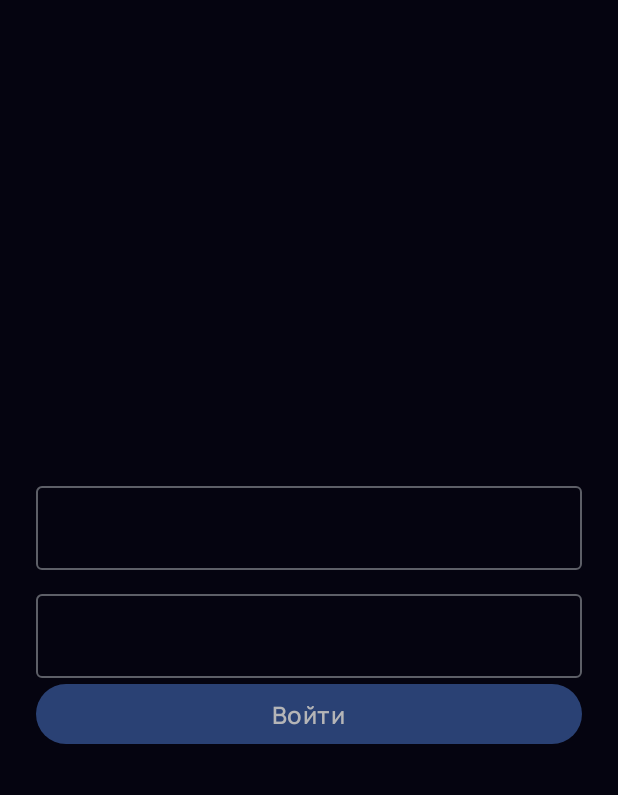
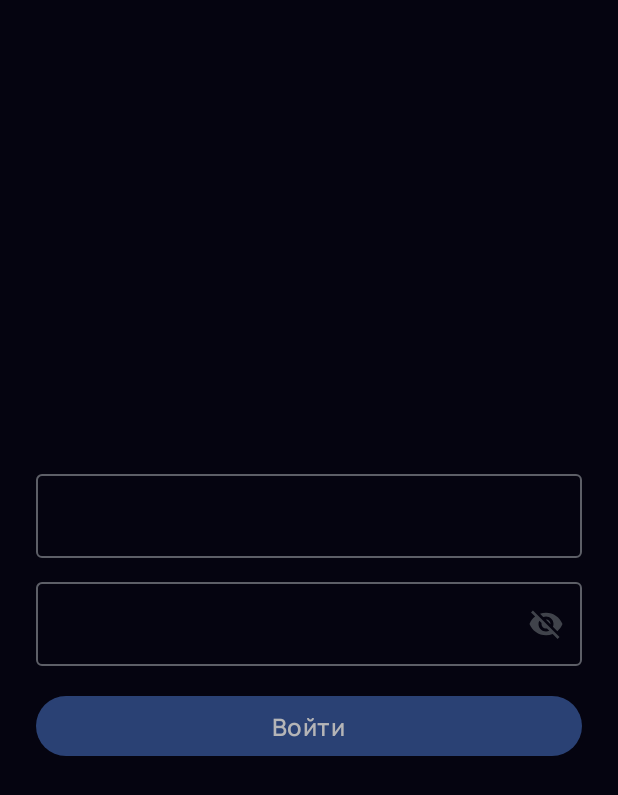
Before and after one commit to kamikadzezi/the-magic-alignment, an Android app built with Jetpack Compose: the screen it shows after launch (MainActivity), after a tap on "Войти", on a phone screen of 412 x 824 dp. Shown: the top 795 px of the screen. Run offline under Robolectric (Android 15) with nearby library versions, the phone set to English and light mode, and no system bars; Roboto replaces fonts that are not available here.

Commit message:
create MVVM LoginPage

```diff
--- a/app/src/main/java/com/example/themagicalignment/view/LoginPage.kt
+++ b/app/src/main/java/com/example/themagicalignment/view/LoginPage.kt
@@ -1,6 +1,5 @@
 package com.example.themagicalignment.view
 
-import android.content.Context
 import android.widget.Toast
 import androidx.compose.foundation.background
 import androidx.compose.foundation.layout.Arrangement
@@ -10,58 +9,90 @@
 import androidx.compose.foundation.layout.fillMaxWidth
 import androidx.compose.foundation.layout.height
 import androidx.compose.foundation.layout.padding
-import androidx.compose.foundation.layout.size
 import androidx.compose.material3.Button
+import androidx.compose.material3.Icon
+import androidx.compose.material3.IconButton
 import androidx.compose.material3.OutlinedTextField
+import androidx.compose.material3.Scaffold
+import androidx.compose.material3.SnackbarHost
+import androidx.compose.material3.SnackbarHostState
 import androidx.compose.material3.Text
 import androidx.compose.runtime.Composable
-import androidx.compose.runtime.livedata.observeAsState
-import androidx.compose.runtime.mutableStateOf
 import androidx.compose.runtime.remember
+import androidx.compose.runtime.rememberCoroutineScope
 import androidx.compose.ui.Alignment
 import androidx.compose.ui.Modifier
-import androidx.compose.ui.platform.LocalDensity
+import androidx.compose.ui.platform.LocalContext
+import androidx.compose.ui.platform.LocalFocusManager
+import androidx.compose.ui.res.painterResource
+import androidx.compose.ui.text.input.PasswordVisualTransformation
+import androidx.compose.ui.text.input.VisualTransformation
 import androidx.compose.ui.tooling.preview.Preview
 import androidx.compose.ui.unit.dp
+import com.example.themagicalignment.R
 import com.example.themagicalignment.ui.theme.BackgroundBlack
 import com.example.themagicalignment.viewmodel.LoginViewModel
-import kotlinx.coroutines.flow.internal.NoOpContinuation.context
-import kotlin.coroutines.jvm.internal.CompletedContinuation.context
-import kotlin.math.log
+import kotlinx.coroutines.launch
 
 
 @Composable
 fun LoginPage(modifier: Modifier = Modifier, viewModel: LoginViewModel) {
+    val context = LocalContext.current
+    val snackbarHostState = remember { SnackbarHostState() }
+    val scope = rememberCoroutineScope()
+    val focusManager = LocalFocusManager.current
+    Scaffold(snackbarHost = { SnackbarHost(snackbarHostState) }) {
         Column(
             modifier = modifier
                 .fillMaxSize()
                 .background(color = BackgroundBlack)
-                .padding(horizontal = 24.dp),
+                .padding(horizontal = 24.dp)
+                .padding(it),
             horizontalAlignment = Alignment.CenterHorizontally,
             verticalArrangement = Arrangement.Center
         ) {
 
         OutlinedTextField(value = viewModel.login.value , onValueChange = viewModel::onLoginUpdate,Modifier.fillMaxWidth())
         Spacer(Modifier.height(16.dp))
-        OutlinedTextField(value = viewModel.password.value , onValueChange = viewModel::onPasswordUpdate,Modifier.fillMaxWidth())
+            OutlinedTextField(
+                value = viewModel.password.value,
+                onValueChange = viewModel::onPasswordUpdate,
+                Modifier.fillMaxWidth(),
+                visualTransformation = if (viewModel.passwordVisible.value) VisualTransformation.None else PasswordVisualTransformation(),
+                trailingIcon = {
+                    val image = if (viewModel.passwordVisible.value) {
+                        painterResource(R.drawable.baseline_visibility_24)
+                    } else {
+                        painterResource(R.drawable.baseline_visibility_off_24)
+                    }
+                    IconButton(onClick = { viewModel.onPasswordVisibleUpdate() }) {
+                        Icon(painter = image, "")
+                    }
+                })
+            Spacer(Modifier.height(16.dp))
         Button(onClick = {
-        if (viewModel::userDataVerification.isFinal){
-
-        }    else {
+            if (viewModel.login.value.isNotBlank() && viewModel.password.value.isNotBlank()) {
+                focusManager.clearFocus()
+                if (viewModel.userDataVerification()) {
+                    scope.launch {
+                        snackbarHostState.showSnackbar("Ok", actionLabel = "ok")
+                    }
+                } else {
+                    scope.launch {
+                        snackbarHostState.showSnackbar("Не ок", actionLabel = "ok")
+                    }
+                }
+            } else {
             Toast.makeText(
-                get,
+                context,
                 "Пожалуйста введите логин и пароль",
                 Toast.LENGTH_SHORT
             ).show()
             }
-
         },Modifier.fillMaxWidth()) {Text(text = "Войти")}
-
-
         }
-
-
     }
+}
 
 
 @Preview(showBackground = true)
--- a/app/src/main/java/com/example/themagicalignment/viewmodel/LoginViewModel.kt
+++ b/app/src/main/java/com/example/themagicalignment/viewmodel/LoginViewModel.kt
@@ -1,7 +1,11 @@
 package com.example.themagicalignment.viewmodel
 
+import androidx.compose.material3.SnackbarDuration
+import androidx.compose.material3.SnackbarResult
 import androidx.compose.runtime.State
+import androidx.compose.runtime.getValue
 import androidx.compose.runtime.mutableStateOf
+import androidx.compose.runtime.saveable.rememberSaveable
 import androidx.lifecycle.LiveData
 import androidx.lifecycle.MutableLiveData
 import androidx.lifecycle.ViewModel
@@ -16,15 +20,19 @@
     val login : State<String> = _login
     private val _password = mutableStateOf("")
     val password : State<String> = _password
+    private val _passwordVisible = mutableStateOf(false)
+    val passwordVisible : State<Boolean> = _passwordVisible
     fun onLoginUpdate(value:String) {
         _login.value = value
     }
     fun onPasswordUpdate(value: String){
         _password.value = value
     }
+    fun onPasswordVisibleUpdate(){
+        _passwordVisible.value = !_passwordVisible.value
+    }
     fun userDataVerification(): Boolean{
-         return userRepository.fetchUserData().login==_login.value && userRepository.fetchUserData().password==_password.value
-
+         return userRepository.fetchUserData().login==_login.value.trim() && userRepository.fetchUserData().password==_password.value.trim()
     }
 
 }
--- /dev/null
+++ b/app/src/main/res/drawable/baseline_visibility_24.xml
@@ -0,0 +1,5 @@
+<vector xmlns:android="http://schemas.android.com/apk/res/android" android:height="24dp" android:tint="#999999" android:viewportHeight="24" android:viewportWidth="24" android:width="24dp">
+
+    <path android:fillColor="@android:color/white" android:pathData="M12,4.5C7,4.5 2.73,7.61 1,12c1.73,4.39 6,7.5 11,7.5s9.27,-3.11 11,-7.5c-1.73,-4.39 -6,-7.5 -11,-7.5zM12,17c-2.76,0 -5,-2.24 -5,-5s2.24,-5 5,-5 5,2.24 5,5 -2.24,5 -5,5zM12,9c-1.66,0 -3,1.34 -3,3s1.34,3 3,3 3,-1.34 3,-3 -1.34,-3 -3,-3z"/>
+
+</vector>
--- /dev/null
+++ b/app/src/main/res/drawable/baseline_visibility_off_24.xml
@@ -0,0 +1,5 @@
+<vector xmlns:android="http://schemas.android.com/apk/res/android" android:height="24dp" android:tint="#999999" android:viewportHeight="24" android:viewportWidth="24" android:width="24dp">
+
+    <path android:fillColor="@android:color/white" android:pathData="M12,7c2.76,0 5,2.24 5,5 0,0.65 -0.13,1.26 -0.36,1.83l2.92,2.92c1.51,-1.26 2.7,-2.89 3.43,-4.75 -1.73,-4.39 -6,-7.5 -11,-7.5 -1.4,0 -2.74,0.25 -3.98,0.7l2.16,2.16C10.74,7.13 11.35,7 12,7zM2,4.27l2.28,2.28 0.46,0.46C3.08,8.3 1.78,10.02 1,12c1.73,4.39 6,7.5 11,7.5 1.55,0 3.03,-0.3 4.38,-0.84l0.42,0.42L19.73,22 21,20.73 3.27,3 2,4.27zM7.53,9.8l1.55,1.55c-0.05,0.21 -0.08,0.43 -0.08,0.65 0,1.66 1.34,3 3,3 0.22,0 0.44,-0.03 0.65,-0.08l1.55,1.55c-0.67,0.33 -1.41,0.53 -2.2,0.53 -2.76,0 -5,-2.24 -5,-5 0,-0.79 0.2,-1.53 0.53,-2.2zM11.84,9.02l3.15,3.15 0.02,-0.16c0,-1.66 -1.34,-3 -3,-3l-0.17,0.01z"/>
+
+</vector>
```
